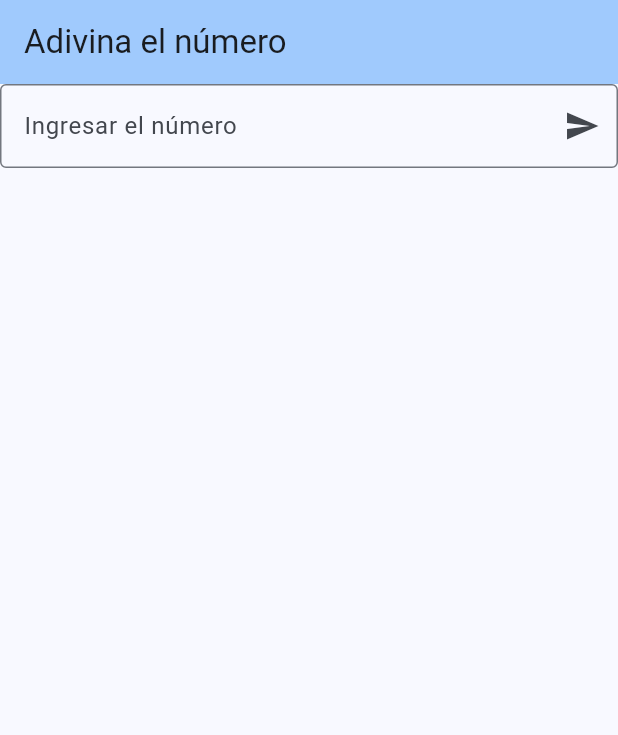
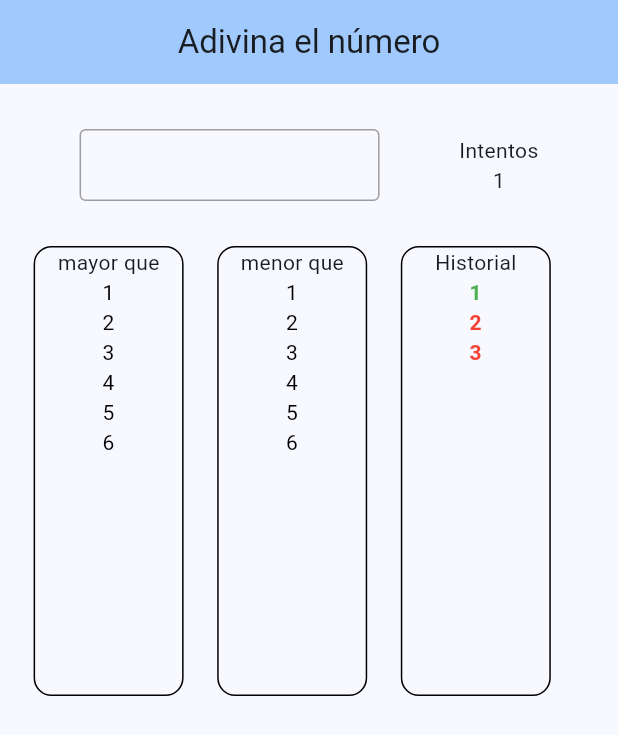
Before and after one commit to jmatos20/adivina_el_numero_demo, a Flutter app: the screen it shows after launch, on a phone screen of 412 x 824 dp. Shown: the top 735 px of the screen. Run offline on Flutter 3.47's test engine with Material 3 defaults, Android fonts, the phone set to English and light mode, and no system bars; drawn by our look-alikes of flutter_form_builder; our stand-ins replace flutter_riverpod.

Commit message:
feat: agregado maquetado principal

```diff
--- a/lib/screen/my_home_screen.dart
+++ b/lib/screen/my_home_screen.dart
@@ -1,3 +1,5 @@
+import 'package:adivina_el_numero_demo/widgets/input_number.dart';
+import 'package:adivina_el_numero_demo/widgets/table_number.dart';
 import 'package:flutter/material.dart';
 
 class MyHomeScreen extends StatefulWidget {
@@ -13,24 +15,41 @@ class _MyHomeScreenState extends State<MyHomeScreen> {
   Widget build(BuildContext context) {
     return Scaffold(
       appBar: AppBar(
-        backgroundColor: Theme.of(context).colorScheme.inversePrimary,
-        title: Text(widget.title),
-      ),
-      body: SizedBox(
-        child: TextField(
-          decoration: InputDecoration(
-            labelText: 'Ingresar el número',
-            border: OutlineInputBorder(),
-            suffixIcon: IconButton(
-              icon: Icon(Icons.send),
-              onPressed: () {
-              },
-            ),
+  backgroundColor: Theme.of(context).colorScheme.inversePrimary,
+  centerTitle: true,
+  title: Text(widget.title),
+),
+      body: Column(
+        children: [
+          Container(
+            margin:EdgeInsets.only(top: 30,bottom: 30),
+
+            child: Row(
+            mainAxisAlignment: MainAxisAlignment.spaceEvenly,
+
+            children: [
+              SizedBox(
+                width: 200,
+                child: InputNumber()),
+              Column(
+                children: [Text("Intentos"),Text("1")],
+              )
+            ],
+          )),
+          Row(
+            mainAxisAlignment: MainAxisAlignment.spaceEvenly,
+            children: [
+              NumberTable(titulo: "mayor que", items: [1, 2, 3, 4, 5, 6]),
+              NumberTable(titulo: "menor que", items: [1, 2, 3, 4, 5, 6]),
+              NumberTable(
+                titulo: "Historial",
+                items: [1, 2, 3],
+                numberStatus: {1: true, 3: false},
+              ),
+              Container()
+            ],
           ),
-          keyboardType: TextInputType.number,
-          onSubmitted: (value) {
-          },
-        ),
+        ],
       ),
     );
   }
--- /dev/null
+++ b/lib/widgets/input_number.dart
@@ -0,0 +1,76 @@
+import 'package:flutter/material.dart';
+import 'package:flutter/services.dart';
+import 'package:flutter_form_builder/flutter_form_builder.dart';
+import 'package:flutter_riverpod/flutter_riverpod.dart';
+
+class InputNumber extends ConsumerStatefulWidget {
+  const InputNumber({super.key});
+
+  @override
+  ConsumerState<InputNumber> createState() => _InputNumberState();
+}
+
+class _InputNumberState extends ConsumerState<InputNumber> {
+  final _formKey = GlobalKey<FormBuilderState>();
+  final FocusNode _focusNode = FocusNode();
+
+  @override
+  void initState() {
+    super.initState();
+  }
+
+  @override
+  Widget build(BuildContext context) {
+    OutlineInputBorder outlineInputBorderBlue = OutlineInputBorder(
+      borderRadius: BorderRadius.circular(4),
+      borderSide: const BorderSide(color: Colors.lightBlue, width: 2),
+    );
+
+    OutlineInputBorder outlineInputBorderGris = OutlineInputBorder(
+      borderRadius: BorderRadius.circular(4),
+      borderSide: const BorderSide(color: Colors.grey, width: 1),
+    );
+
+    TextStyle textStyle = TextStyle(
+      color: Colors.lightBlue,
+      fontSize: 18,
+      fontWeight: FontWeight.bold,
+    );
+    EdgeInsets paddingInput = EdgeInsets.symmetric(horizontal: 12, vertical: 8);
+
+    OutlineInputBorder outlineInputBorderRadius = OutlineInputBorder(
+      borderRadius: BorderRadius.circular(4),
+      borderSide: BorderSide.none,
+    );
+
+    return FormBuilder(
+      key: _formKey,
+      child: FormBuilderTextField(
+        name: 'numero_ingresado',
+        focusNode: _focusNode,
+        keyboardType: TextInputType.number,
+        textAlign: TextAlign.center,
+        inputFormatters: [FilteringTextInputFormatter.digitsOnly],
+        textInputAction: TextInputAction.done,
+        onEditingComplete: () {
+          _focusNode.requestFocus();
+          _formKey.currentState?.save();
+          final value = _formKey.currentState?.value['numero_ingresado']
+              ?.toString();
+          if (value != null && value.isNotEmpty) {
+            print('Número guardado: $value');
+            _formKey.currentState?.reset();
+            FocusScope.of(context).unfocus();
+          }
+        },
+        style: textStyle,
+        decoration: InputDecoration(
+          focusedBorder: outlineInputBorderBlue,
+          enabledBorder: outlineInputBorderGris,
+          contentPadding: paddingInput,
+          border: outlineInputBorderRadius,
+        ),
+      ),
+    );
+  }
+}
--- a/lib/widgets/number_table.dart
+++ /dev/null
@@ -1,16 +0,0 @@
-import 'package:flutter/material.dart';
-import 'package:flutter_riverpod/flutter_riverpod.dart';
-
-class NumberTable extends ConsumerStatefulWidget {
-  const NumberTable({super.key});
-
-  @override
-  ConsumerState<NumberTable> createState() => _NumberTableState();
-}
-
-class _NumberTableState extends ConsumerState<NumberTable> {
-  @override
-  Widget build(BuildContext context) {
-    return Container();
-  }
-}
--- /dev/null
+++ b/lib/widgets/table_number.dart
@@ -0,0 +1,59 @@
+import 'package:flutter/material.dart';
+import 'package:flutter_riverpod/flutter_riverpod.dart';
+
+class NumberTable extends ConsumerStatefulWidget {
+  final String titulo;
+  final List<int> items;
+  final Map<int, bool>? numberStatus;
+
+  const NumberTable({
+    super.key,
+    required this.titulo,
+    required this.items,
+    this.numberStatus,
+  });
+
+  @override
+  ConsumerState<NumberTable> createState() => _NumberTableState();
+}
+
+class _NumberTableState extends ConsumerState<NumberTable> {
+  @override
+  Widget build(BuildContext context) {
+    final hasStatus = widget.numberStatus != null;
+
+    return Container(
+      width: 100,
+      height: 300,
+      decoration: BoxDecoration(
+        border: Border.all(color: Colors.black),
+        borderRadius: BorderRadius.circular(12),
+      ),
+      child: Column(
+        children: [
+          Text(widget.titulo),
+          Expanded(
+            child: ListView.builder(
+              itemCount: widget.items.length,
+              itemBuilder: (context, index) {
+                final number = widget.items[index];
+                final isCorrect = hasStatus ? widget.numberStatus![number] ?? false : null;
+
+                return Text(
+                  number.toString(),
+                  textAlign: TextAlign.center,
+                  style: TextStyle(
+                    color: hasStatus
+                        ? (isCorrect! ? Colors.green : Colors.red)
+                        : Colors.black,
+                    fontWeight: hasStatus ? FontWeight.bold : FontWeight.normal,
+                  ),
+                );
+              },
+            ),
+          ),
+        ],
+      ),
+    );
+  }
+}
```
